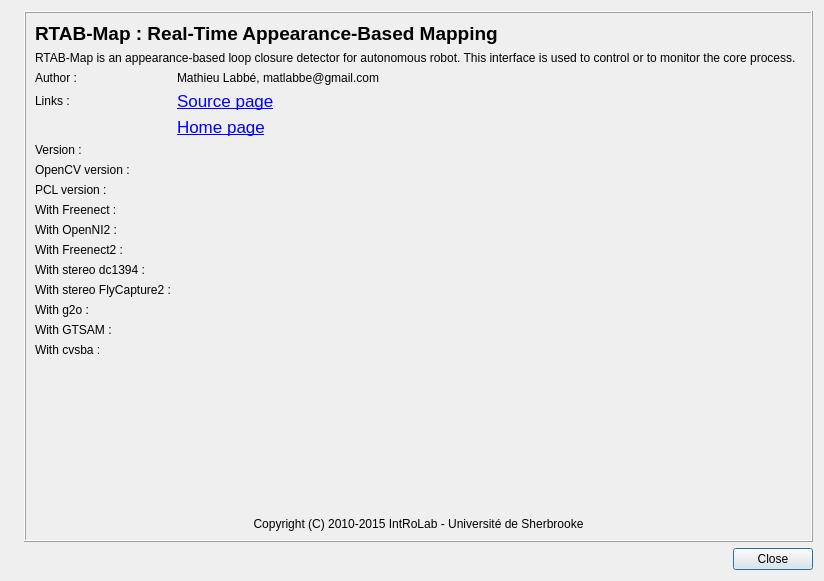
Above: guilib/src/ui/aboutDialog.ui from introlab/rtabmap before the change. Below: the same form after it.
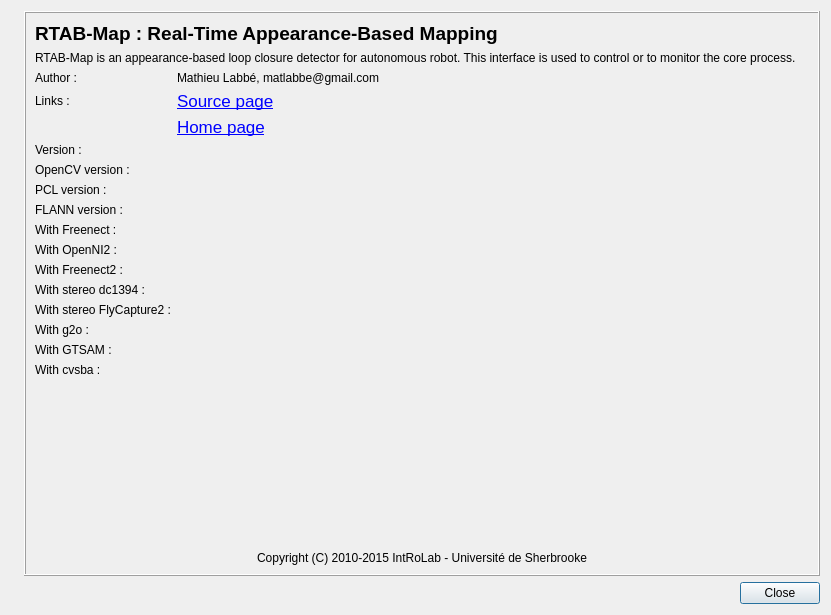
That is the form after the change. Icons and pictures are not drawn.

Commit message: VWDictionary: changed miniflann to flann directly so version 1.8 can be used. Added parameter "Kp/IncrementalFlann"

```diff
--- a/guilib/src/ui/aboutDialog.ui
+++ b/guilib/src/ui/aboutDialog.ui
@@ -6,8 +6,8 @@
    <rect>
     <x>0</x>
     <y>0</y>
-    <width>824</width>
-    <height>581</height>
+    <width>831</width>
+    <height>615</height>
    </rect>
   </property>
   <property name="sizePolicy">
@@ -82,21 +82,31 @@
         </item>
         <item>
          <layout class="QGridLayout" name="gridLayout" columnstretch="0,1">
-          <item row="10" column="0">
+          <item row="9" column="1">
+           <widget class="QLabel" name="label_pcl_version">
+            <property name="text">
+             <string/>
+            </property>
+            <property name="alignment">
+             <set>Qt::AlignLeading|Qt::AlignLeft|Qt::AlignVCenter</set>
+            </property>
+           </widget>
+          </item>
+          <item row="11" column="0">
            <widget class="QLabel" name="label_12">
             <property name="text">
              <string>With Freenect :</string>
             </property>
            </widget>
           </item>
-          <item row="11" column="0">
+          <item row="12" column="0">
            <widget class="QLabel" name="label_13">
             <property name="text">
              <string>With OpenNI2 :</string>
             </property>
            </widget>
           </item>
-          <item row="13" column="0">
+          <item row="14" column="0">
            <widget class="QLabel" name="label_16">
             <property name="text">
              <string>With stereo dc1394 :</string>
@@ -202,34 +212,24 @@
             </property>
            </widget>
           </item>
-          <item row="9" column="1">
-           <widget class="QLabel" name="label_pcl_version">
-            <property name="text">
-             <string/>
-            </property>
-            <property name="alignment">
-             <set>Qt::AlignLeading|Qt::AlignLeft|Qt::AlignVCenter</set>
-            </property>
-           </widget>
-          </item>
-          <item row="15" column="0">
+          <item row="16" column="0">
            <widget class="QLabel" name="label_14">
             <property name="text">
              <string>With g2o :</string>
             </property>
            </widget>
           </item>
-          <item row="10" column="1">
-           <widget class="QLabel" name="label_freenect">
-            <property name="text">
-             <string/>
-            </property>
-            <property name="alignment">
-             <set>Qt::AlignLeading|Qt::AlignLeft|Qt::AlignVCenter</set>
-            </property>
-           </widget>
-          </item>
           <item row="11" column="1">
+           <widget class="QLabel" name="label_freenect">
+            <property name="text">
+             <string/>
+            </property>
+            <property name="alignment">
+             <set>Qt::AlignLeading|Qt::AlignLeft|Qt::AlignVCenter</set>
+            </property>
+           </widget>
+          </item>
+          <item row="12" column="1">
            <widget class="QLabel" name="label_openni2">
             <property name="text">
              <string/>
@@ -239,7 +239,7 @@
             </property>
            </widget>
           </item>
-          <item row="15" column="1">
+          <item row="16" column="1">
            <widget class="QLabel" name="label_g2o">
             <property name="text">
              <string/>
@@ -249,32 +249,22 @@
             </property>
            </widget>
           </item>
-          <item row="12" column="0">
+          <item row="13" column="0">
            <widget class="QLabel" name="label_15">
             <property name="text">
              <string>With Freenect2 :</string>
             </property>
            </widget>
           </item>
-          <item row="14" column="0">
+          <item row="15" column="0">
            <widget class="QLabel" name="label_17">
             <property name="text">
              <string>With stereo FlyCapture2 :</string>
             </property>
            </widget>
           </item>
-          <item row="12" column="1">
-           <widget class="QLabel" name="label_freenect2">
-            <property name="text">
-             <string/>
-            </property>
-            <property name="alignment">
-             <set>Qt::AlignLeading|Qt::AlignLeft|Qt::AlignVCenter</set>
-            </property>
-           </widget>
-          </item>
           <item row="13" column="1">
-           <widget class="QLabel" name="label_dc1394">
+           <widget class="QLabel" name="label_freenect2">
             <property name="text">
              <string/>
             </property>
@@ -284,6 +274,16 @@
            </widget>
           </item>
           <item row="14" column="1">
+           <widget class="QLabel" name="label_dc1394">
+            <property name="text">
+             <string/>
+            </property>
+            <property name="alignment">
+             <set>Qt::AlignLeading|Qt::AlignLeft|Qt::AlignVCenter</set>
+            </property>
+           </widget>
+          </item>
+          <item row="15" column="1">
            <widget class="QLabel" name="label_flycapture2">
             <property name="text">
              <string/>
@@ -293,14 +293,14 @@
             </property>
            </widget>
           </item>
-          <item row="17" column="0">
+          <item row="18" column="0">
            <widget class="QLabel" name="label_18">
             <property name="text">
              <string>With cvsba :</string>
             </property>
            </widget>
           </item>
-          <item row="17" column="1">
+          <item row="18" column="1">
            <widget class="QLabel" name="label_cvsba">
             <property name="text">
              <string/>
@@ -310,14 +310,14 @@
             </property>
            </widget>
           </item>
-          <item row="16" column="0">
+          <item row="17" column="0">
            <widget class="QLabel" name="label_19">
             <property name="text">
              <string>With GTSAM :</string>
             </property>
            </widget>
           </item>
-          <item row="16" column="1">
+          <item row="17" column="1">
            <widget class="QLabel" name="label_gtsam">
             <property name="text">
              <string/>
@@ -327,6 +327,23 @@
             </property>
            </widget>
           </item>
+          <item row="10" column="0">
+           <widget class="QLabel" name="label_20">
+            <property name="text">
+             <string>FLANN version :</string>
+            </property>
+           </widget>
+          </item>
+          <item row="10" column="1">
+           <widget class="QLabel" name="label_flann_version">
+            <property name="text">
+             <string/>
+            </property>
+            <property name="alignment">
+             <set>Qt::AlignLeading|Qt::AlignLeft|Qt::AlignVCenter</set>
+            </property>
+           </widget>
+          </item>
          </layout>
         </item>
         <item>
```
The commit also changes 11 other files.
